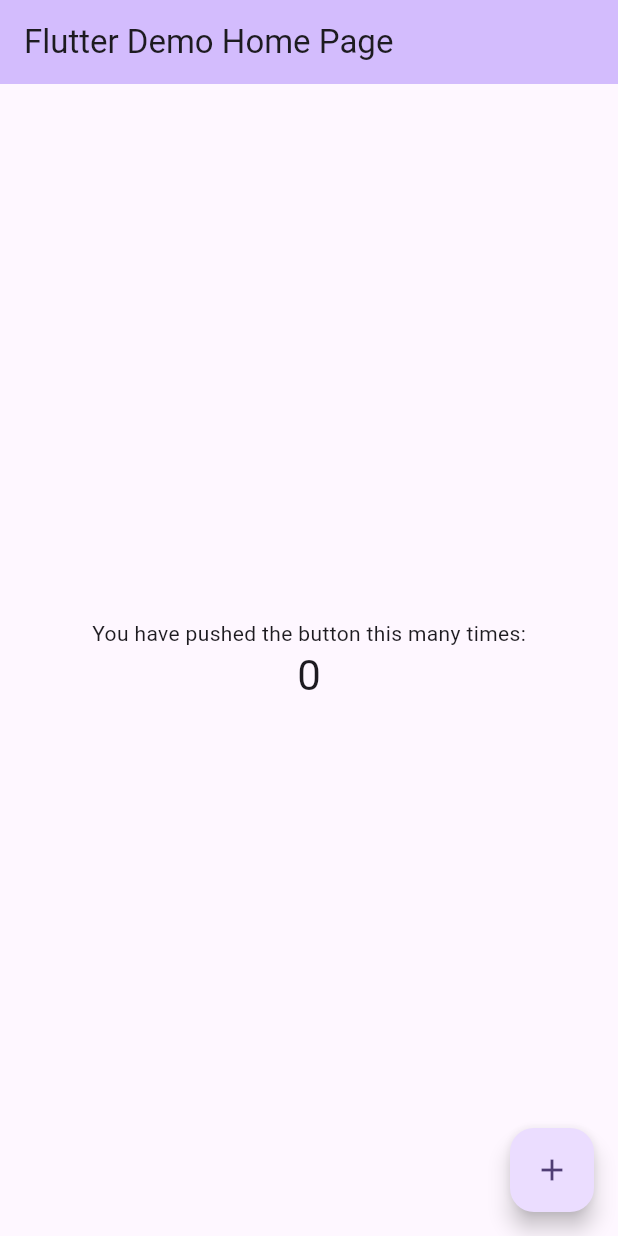
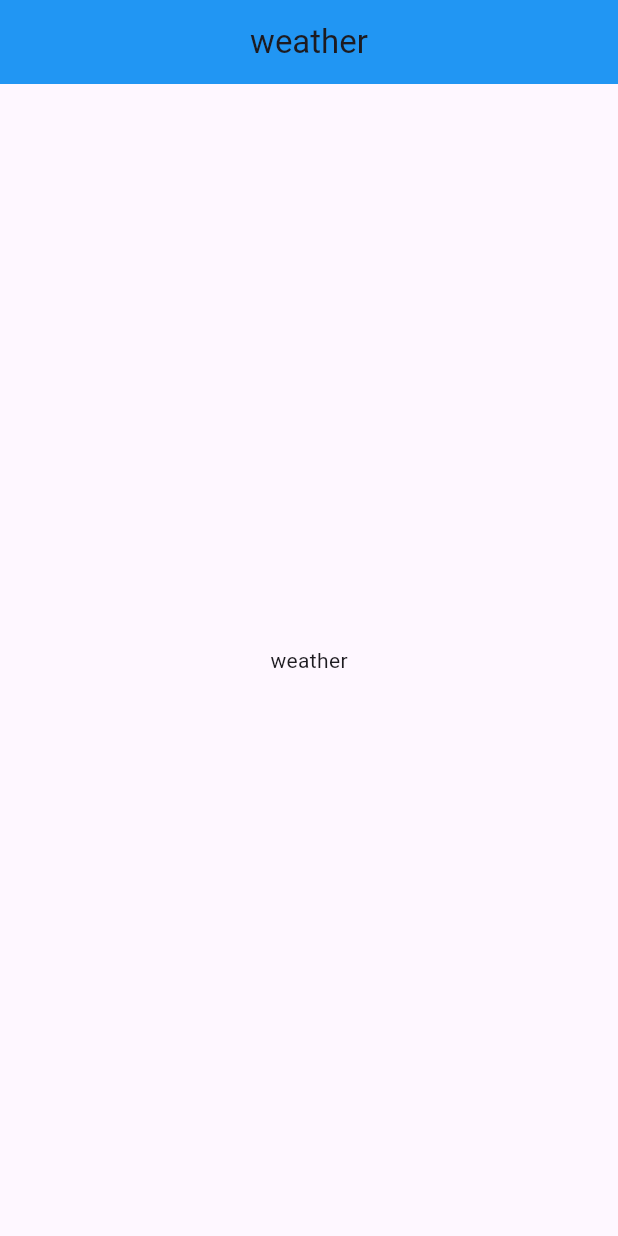
Before and after one commit to AbhishekBhavikatti007/Weather-App, a Flutter app: the screen it shows after launch, on a phone screen of 412 x 824 dp. Run offline on Flutter 3.47's test engine with Material 3 defaults, Android fonts, the phone set to English and light mode, and no system bars; our stand-ins replace bloc, equatable, flutter_bloc, flutter_dotenv; network calls fail.

Commit message:
workingFine-1.0

```diff
--- /dev/null
+++ b/lib/Cubits/weather/cubit/weather_state.dart
@@ -0,0 +1,42 @@
+// ignore_for_file: public_member_api_docs, sort_constructors_first
+part of 'weather_cubit.dart';
+
+enum WeatherStatus {
+  initial,
+  loaded,
+  loading,
+  error,
+}
+
+class WeatherState extends Equatable{
+  final WeatherStatus status;
+  final Weather weather;
+  final CustomerError error;
+
+  WeatherState(
+      {required this.status, required this.weather, required this.error});
+
+  factory WeatherState.initial(){
+    return WeatherState(status: WeatherStatus.initial, weather: Weather.initial(), error: CustomerError());
+  }
+
+  WeatherState copyWith({
+    WeatherStatus? status,
+    Weather? weather,
+    CustomerError? error,
+  }) {
+    return WeatherState(
+      status: status ?? this.status,
+      weather: weather ?? this.weather,
+      error: error ?? this.error,
+    );
+  }
+
+  @override
+  String toString() =>
+      'WeatherState(status: $status, weather: $weather, error: $error)';
+
+        @override
+
+        List<Object?> get props => [status,weather,error];
+}
--- a/lib/Models/waether.dart
+++ /dev/null
@@ -1,73 +0,0 @@
-// ignore_for_file: public_member_api_docs, sort_constructors_first
-import 'package:equatable/equatable.dart';
-
-class Weather extends Equatable {
-  final String description;
-  final String icon;
-  final double temp;
-  final double temp_Max;
-  final double temp_Min;
-  final String name;
-  final String country;
-  final DateTime lastupdated;
-  Weather({
-    required this.description,
-    required this.icon,
-    required this.temp,
-    required this.temp_Max,
-    required this.temp_Min,
-    required this.name,
-    required this.country,
-    required this.lastupdated,
-  });
-
-  factory Weather.fromJson(Map<String, dynamic> json) {
-    final weather = json['weather'[0]];
-    final main = json['main'];
-    return Weather(
-        description: weather['description'],
-        icon: weather['icon'],
-        temp: weather['temp'],
-        temp_Max: weather['temp_Max'],
-        temp_Min: weather['temp_Min'],
-        name: '',
-        country: '',
-        lastupdated: DateTime.now());
-  }
-
-  factory Weather.inital(Map<String, dynamic> json){
-    return Weather(description: '', icon: '', temp: 100.0, temp_Max: 100.0, temp_Min: 100.0, name: '', country: '', lastupdated: DateTime(1970));
-  }
-
-  @override
-  String toString() {
-    return 'Waether(description: $description, icon: $icon, temp: $temp, tempMax: $temp_Max, tempMin: $temp_Min, name: $name, countyr: $country, lastupdated: $lastupdated)';
-  }
-
-  @override
-  // TODO: implement props
-  List<Object?> get props =>
-      [description, icon, temp, temp_Max, temp_Min, name, country, lastupdated];
-
-  Weather copyWith({
-    String? description,
-    String? icon,
-    double? temp,
-    double? tempMax,
-    double? tempMin,
-    String? name,
-    String? country,
-    DateTime? lastupdated,
-  }) {
-    return Weather(
-      description: description ?? this.description,
-      icon: icon ?? this.icon,
-      temp: temp ?? this.temp,
-      temp_Max: tempMax ?? this.temp_Max,
-      temp_Min: tempMin ?? this.temp_Min,
-      name: name ?? this.name,
-      country: country ?? this.country,
-      lastupdated: lastupdated ?? this.lastupdated,
-    );
-  }
-}
--- /dev/null
+++ b/lib/Models/weather.dart
@@ -0,0 +1,91 @@
+import 'package:equatable/equatable.dart';
+
+class Weather extends Equatable {
+  final String description;
+  final String icon;
+  final double temp;
+  final double tempMin;
+  final double tempMax;
+  final String name;
+  final String country;
+  final DateTime lastUpdated;
+
+  const Weather({
+    required this.description,
+    required this.icon,
+    required this.temp,
+    required this.tempMin,
+    required this.tempMax,
+    required this.name,
+    required this.country,
+    required this.lastUpdated,
+  });
+
+  factory Weather.fromJson(Map<String, dynamic> json) {
+    final weather = json['weather'][0];
+    final main = json['main'];
+
+    return Weather(
+      description: weather['description'] ?? '',
+      icon: weather['icon'] ?? '',
+      temp: main['temp']?.toDouble() ?? 0.0,
+      tempMin: main['temp_min']?.toDouble() ?? 0.0,
+      tempMax: main['temp_max']?.toDouble() ?? 0.0,
+      name: '',
+      country: '',
+      lastUpdated: DateTime.now(),
+    );
+  }
+
+  factory Weather.initial() => Weather(
+        description: '',
+        icon: '',
+        temp: 100.0,
+        tempMin: 100.0,
+        tempMax: 100.0,
+        name: '',
+        country: '',
+        lastUpdated: DateTime(1970),
+      );
+
+  @override
+  List<Object> get props {
+    return [
+      description,
+      icon,
+      temp,
+      tempMin,
+      tempMax,
+      name,
+      country,
+      lastUpdated,
+    ];
+  }
+
+  @override
+  String toString() {
+    return 'Weather(description: $description, icon: $icon, temp: $temp, tempMin: $tempMin, tempMax: $tempMax, name: $name, country: $country, lastUpdated: $lastUpdated)';
+  }
+
+  Weather copyWith({
+    String? description,
+    String? icon,
+    double? temp,
+    double? tempMin,
+    double? tempMax,
+    String? name,
+    String? country,
+    DateTime? lastUpdated,
+  }) {
+    return Weather(
+      description: description ?? this.description,
+      icon: icon ?? this.icon,
+      temp: temp ?? this.temp,
+      tempMin: tempMin ?? this.tempMin,
+      tempMax: tempMax ?? this.tempMax,
+      name: name ?? this.name,
+      country: country ?? this.country,
+      lastUpdated: lastUpdated ?? this.lastUpdated,
+    );
+  }
+}
--- a/lib/Pages/home_page.dart
+++ b/lib/Pages/home_page.dart
@@ -0,0 +1,39 @@
+//this is required becauses we use fetch  in this page
+import 'package:http/http.dart' as http;
+import 'package:flutter/material.dart';
+import 'package:weather_app_cubit/Services/weather_api_services.dart';
+import 'package:weather_app_cubit/respositories/weather_respository.dart';
+
+class HomePage extends StatefulWidget {
+  const HomePage({super.key});
+
+  @override
+  State<HomePage> createState() => _HomePageState();
+}
+
+
+class _HomePageState extends State<HomePage> {
+
+  @override
+  void initState() {
+    super.initState();
+    _featchweather();
+  }
+  _featchweather(){
+    WeatherRespository(weatherApiServices:WeatherApiServices (httpClient: http.Client())).featchWeather('London');
+  }
+
+  @override
+  Widget build(BuildContext context) {
+    return Scaffold(
+      appBar: AppBar(
+        title: Text("weather"),
+        backgroundColor: Colors.blue,
+        centerTitle: true,
+      ),
+      body:  Center(
+        child:  Text('weather'),
+      ),
+    );
+  }
+}
--- a/lib/expections/weather_exception.dart
+++ b/lib/expections/weather_exception.dart
@@ -1,6 +1,7 @@
 class WeatherException implements Exception{
   String message;
   WeatherException([this.message = 'something went wrong']){
+    message = "weather Exception: $message";
   }
   @override
   String toString(){
--- a/lib/main.dart
+++ b/lib/main.dart
@@ -1,127 +1,25 @@
 import 'package:flutter/material.dart';
+import 'package:flutter_bloc/flutter_bloc.dart';
 import 'package:flutter_dotenv/flutter_dotenv.dart';
+import 'package:weather_app_cubit/Cubits/weather/cubit/weather_cubit.dart';
+import 'package:weather_app_cubit/Pages/home_page.dart';
+import 'package:weather_app_cubit/respositories/weather_respository.dart';
 
-void main() async{
+void main() async {
   await dotenv.load(fileName: '.env');
-  runApp(const MyApp());
+  runApp(MyApp());
 }
 
 class MyApp extends StatelessWidget {
-  const MyApp({super.key});
 
-  // This widget is the root of your application.
   @override
   Widget build(BuildContext context) {
+    final WeatherRespository weatherRepository;
     return MaterialApp(
-      title: 'Flutter Demo',
-      theme: ThemeData(
-        // This is the theme of your application.
-        //
-        // TRY THIS: Try running your application with "flutter run". You'll see
-        // the application has a purple toolbar. Then, without quitting the app,
-        // try changing the seedColor in the colorScheme below to Colors.green
-        // and then invoke "hot reload" (save your changes or press the "hot
-        // reload" button in a Flutter-supported IDE, or press "r" if you used
-        // the command line to start the app).
-        //
-        // Notice that the counter didn't reset back to zero; the application
-        // state is not lost during the reload. To reset the state, use hot
-        // restart instead.
-        //
-        // This works for code too, not just values: Most code changes can be
-        // tested with just a hot reload.
-        colorScheme: ColorScheme.fromSeed(seedColor: Colors.deepPurple),
-        useMaterial3: true,
-      ),
-      home: const MyHomePage(title: 'Flutter Demo Home Page'),
+      title: 'WeatherApp',
+      debugShowCheckedModeBanner: false,
+      theme: ThemeData(primaryColor: Colors.blue),
+      home: HomePage(),
     );
   }
 }
-
-class MyHomePage extends StatefulWidget {
-  const MyHomePage({super.key, required this.title});
-
-  // This widget is the home page of your application. It is stateful, meaning
-  // that it has a State object (defined below) that contains fields that affect
-  // how it looks.
-
-  // This class is the configuration for the state. It holds the values (in this
-  // case the title) provided by the parent (in this case the App widget) and
-  // used by the build method of the State. Fields in a Widget subclass are
-  // always marked "final".
-
-  final String title;
-
-  @override
-  State<MyHomePage> createState() => _MyHomePageState();
-}
-
-class _MyHomePageState extends State<MyHomePage> {
-  int _counter = 0;
-
-  void _incrementCounter() {
-    setState(() {
-      // This call to setState tells the Flutter framework that something has
-      // changed in this State, which causes it to rerun the build method below
-      // so that the display can reflect the updated values. If we changed
-      // _counter without calling setState(), then the build method would not be
-      // called again, and so nothing would appear to happen.
-      _counter++;
-    });
-  }
-
-  @override
-  Widget build(BuildContext context) {
-    // This method is rerun every time setState is called, for instance as done
-    // by the _incrementCounter method above.
-    //
-    // The Flutter framework has been optimized to make rerunning build methods
-    // fast, so that you can just rebuild anything that needs updating rather
-    // than having to individually change instances of widgets.
-    return Scaffold(
-      appBar: AppBar(
-        // TRY THIS: Try changing the color here to a specific color (to
-        // Colors.amber, perhaps?) and trigger a hot reload to see the AppBar
-        // change color while the other colors stay the same.
-        backgroundColor: Theme.of(context).colorScheme.inversePrimary,
-        // Here we take the value from the MyHomePage object that was created by
-        // the App.build method, and use it to set our appbar title.
-        title: Text(widget.title),
-      ),
-      body: Center(
-        // Center is a layout widget. It takes a single child and positions it
-        // in the middle of the parent.
-        child: Column(
-          // Column is also a layout widget. It takes a list of children and
-          // arranges them vertically. By default, it sizes itself to fit its
-          // children horizontally, and tries to be as tall as its parent.
-          //
-          // Column has various properties to control how it sizes itself and
-          // how it positions its children. Here we use mainAxisAlignment to
-          // center the children vertically; the main axis here is the vertical
-          // axis because Columns are vertical (the cross axis would be
-          // horizontal).
-          //
-          // TRY THIS: Invoke "debug painting" (choose the "Toggle Debug Paint"
-          // action in the IDE, or press "p" in the console), to see the
-          // wireframe for each widget.
-          mainAxisAlignment: MainAxisAlignment.center,
-          children: <Widget>[
-            const Text(
-              'You have pushed the button this many times:',
-            ),
-            Text(
-              '$_counter',
-              style: Theme.of(context).textTheme.headlineMedium,
-            ),
-          ],
-        ),
-      ),
-      floatingActionButton: FloatingActionButton(
-        onPressed: _incrementCounter,
-        tooltip: 'Increment',
-        child: const Icon(Icons.add),
-      ), // This trailing comma makes auto-formatting nicer for build methods.
-    );
-  }
-}
--- a/lib/respositories/weather_respository.dart
+++ b/lib/respositories/weather_respository.dart
@@ -1,7 +1,7 @@
 // ignore_for_file: public_member_api_docs, sort_constructors_first
 import 'package:weather_app_cubit/Models/customer_error.dart';
 import 'package:weather_app_cubit/Models/direct_gecoding.dart';
-import 'package:weather_app_cubit/Models/waether.dart';
+import 'package:weather_app_cubit/Models/weather.dart';
 import 'package:weather_app_cubit/Services/weather_api_services.dart';
 import 'package:weather_app_cubit/expections/weather_exception.dart';
 
@@ -11,7 +11,7 @@ class WeatherRespository {
     required this.weatherApiServices,
   });
 
-  Future<Weather> featchCity(String city) async{
+  Future<Weather> featchWeather(String city) async{
     try {
         final DirectGecoding directGecoding = await weatherApiServices.getDirectGecoding(city);
         print(directGecoding);
--- a/pubspec.yaml
+++ b/pubspec.yaml
@@ -64,7 +64,8 @@ flutter:
   uses-material-design: true
 
   # To add assets to your application, add an assets section, like this:
-  # assets:
+  assets:
+    - .env
   #   - images/a_dot_burr.jpeg
   #   - images/a_dot_ham.jpeg
 
```
Also changed, not shown: lib/Cubits/weather/cubit/weather_cubit.dart (added, +27 -0 lines), lib/Services/weather_api_services.dart (+49 -5 lines), 1 other file.
